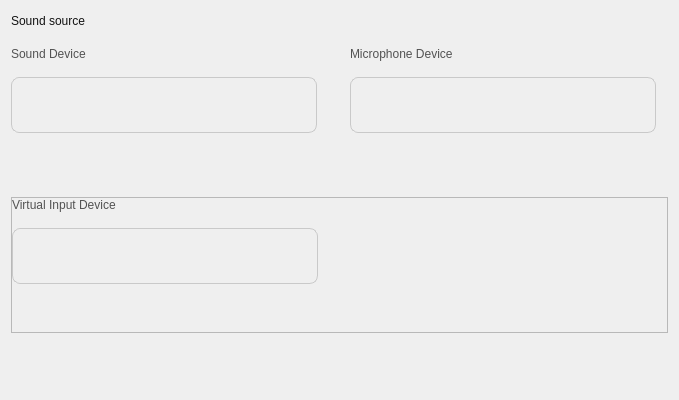
Old version of the form widget/Setting/SoundBot/WSoundSourcePage.ui in the repository yechaoGitHub/AI.
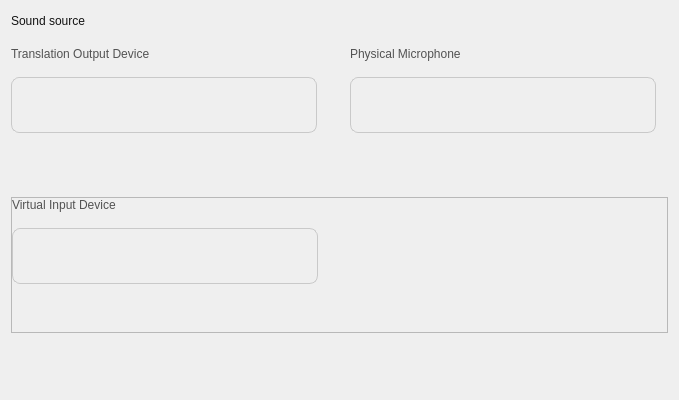
New version of the form. Icons and pictures are not drawn. Custom widgets are drawn as their Qt base class.

Commit message: 文案修改

```diff
--- a/widget/Setting/SoundBot/WSoundSourcePage.ui
+++ b/widget/Setting/SoundBot/WSoundSourcePage.ui
@@ -115,7 +115,7 @@
 color:#525252;</string>
          </property>
          <property name="text">
-          <string>Sound Device</string>
+          <string>Translation Output Device</string>
          </property>
         </widget>
        </item>
@@ -231,7 +231,7 @@
 color:#525252;</string>
          </property>
          <property name="text">
-          <string>Microphone Device</string>
+          <string>Physical Microphone </string>
          </property>
         </widget>
        </item>
```
